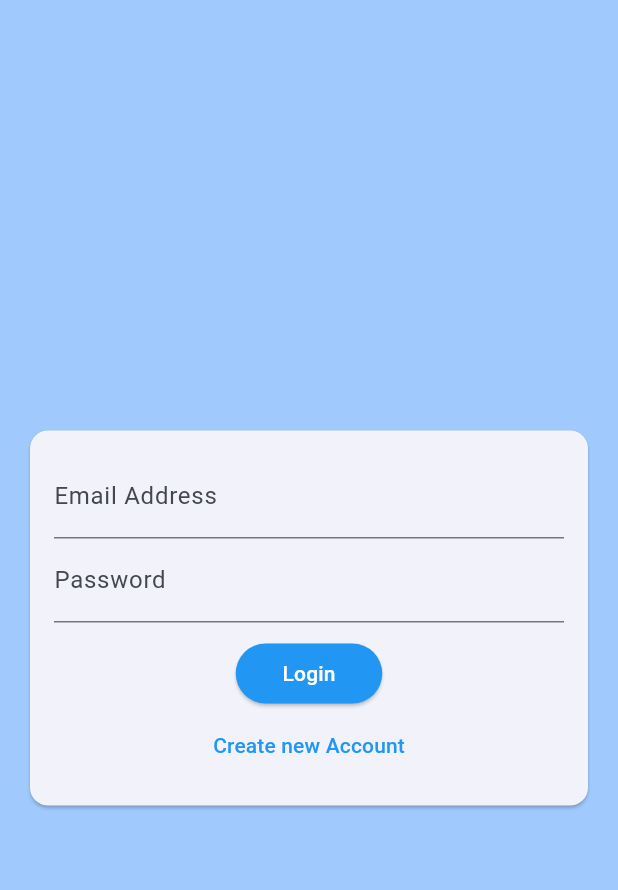
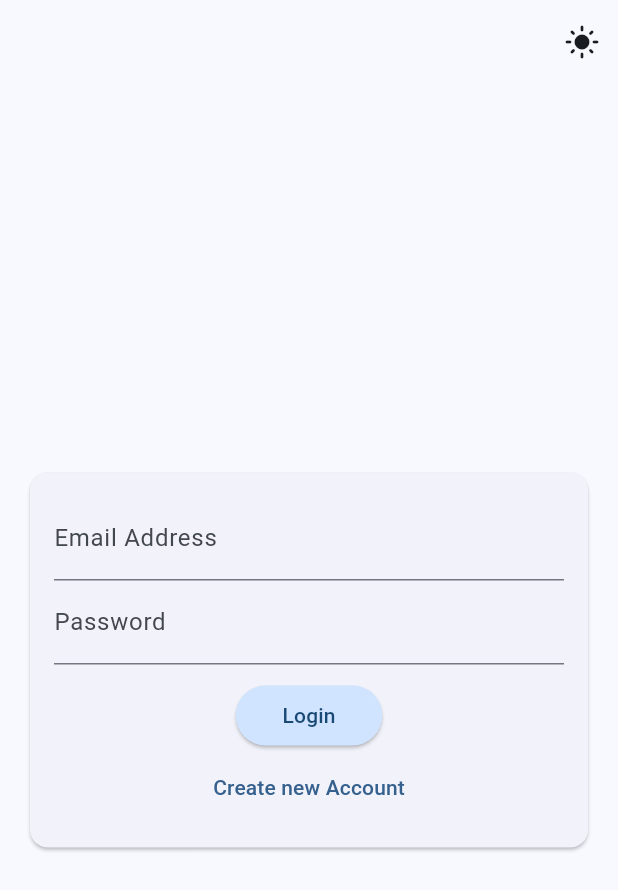
Before and after one commit to hkumar23/Chatify-flutter, a Flutter app: the screen it shows after launch, on a phone screen of 412 x 824 dp. Shown: the top 890 px of the screen. Run offline on Flutter 3.47's test engine with Material 2 defaults, Android fonts, the phone set to English and light mode, and no system bars; our stand-ins replace cloud_firestore, firebase_auth, firebase_core, firebase_storage, image_picker; accounts and stored records are empty.

Commit message:
Personal Chat feature added

```diff
--- a/lib/main.dart
+++ b/lib/main.dart
@@ -1,3 +1,4 @@
+import 'package:chatify2/screens/home_screen.dart';
 import 'package:firebase_auth/firebase_auth.dart';
 import 'package:flutter/material.dart';
 import 'package:firebase_core/firebase_core.dart';
@@ -12,50 +13,69 @@ void main() async {
   await Firebase.initializeApp(
     options: DefaultFirebaseOptions.currentPlatform,
   );
-  runApp(const MyApp());
+  runApp(MyApp());
 }
 
-class MyApp extends StatelessWidget {
-  const MyApp({super.key});
+class MyApp extends StatefulWidget {
+  @override
+  State<MyApp> createState() => _MyAppState();
+}
+
+class _MyAppState extends State<MyApp> {
+  Brightness themeBrightness=Brightness.light;
+
+  void toggleTheme(){
+    setState(() {
+      if(themeBrightness==Brightness.dark){
+        themeBrightness=Brightness.light;
+      }
+      else{
+        themeBrightness=Brightness.dark;
+      }
+    });
+  }
 
   // This widget is the root of your application.
   @override
   Widget build(BuildContext context) {
     return MaterialApp(
-      title: 'Flutter Demo',
+      title: 'chatify2',
       theme: ThemeData(
-        // backgroundColor: Colors.grey.shade200,
-        colorScheme: ColorScheme.fromSeed(
-          primary: Colors.blue,
-          seedColor: Colors.blue,
-          surface: Colors.blue.shade50,
-          secondary: Colors.blueGrey,
-          // primary: Colors.amber,
-          ),
-        primarySwatch: Colors.blue,
-        brightness: Brightness.light,
-        elevatedButtonTheme: ElevatedButtonThemeData(
-          style: ElevatedButton.styleFrom(
-            backgroundColor: Colors.blue,
-            shape: RoundedRectangleBorder(borderRadius: BorderRadius.circular(20.0))
-          )
-        ),
-        textButtonTheme: TextButtonThemeData(
-          style: TextButton.styleFrom(
-            foregroundColor: Colors.blue,
-          )
-        ),
+        // colorScheme: ColorScheme.fromSeed(
+        //   primary: Colors.blue,
+        //   seedColor: Colors.blue,
+        //   surface: Colors.blue.shade50,
+        //   secondary: Colors.blueGrey,
+        //   ),
+        colorSchemeSeed: Colors.blue,
+        // primarySwatch: Colors.blue,
+        brightness: themeBrightness,
+        // elevatedButtonTheme: ElevatedButtonThemeData(
+        //   style: ElevatedButton.styleFrom(
+        //     backgroundColor: Colors.blue,
+        //     shape: RoundedRectangleBorder(borderRadius: BorderRadius.circular(20.0))
+        //   )
+        // ),
+        // textButtonTheme: TextButtonThemeData(
+        //   style: TextButton.styleFrom(
+        //     foregroundColor: Colors.blue,
+        //   )
+        // ),
         useMaterial3: true,
       ),
       home: StreamBuilder(
         stream: FirebaseAuth.instance.authStateChanges(),
         builder: (ctx,userSnapshot){
           if(userSnapshot.hasData){
-            return ChatScreen();
+            return HomeScreen(themeBrightness,toggleTheme);
           }
-          return AuthScreen();
+          return AuthScreen(themeBrightness,toggleTheme);
         },
-        )
+        ),
+      routes: {
+        HomeScreen.routeName :(context) => HomeScreen(themeBrightness,toggleTheme),
+        ChatScreen.routeName :(context) => ChatScreen(themeBrightness, toggleTheme),
+      },
     );
   }
 }
--- a/lib/screens/auth_screen.dart
+++ b/lib/screens/auth_screen.dart
@@ -8,7 +8,12 @@ import 'package:firebase_auth/firebase_auth.dart';
 import 'package:chatify2/widgets/auth_form.dart';
 
 class AuthScreen extends StatefulWidget {
-  const AuthScreen({super.key});
+    AuthScreen(
+    this.themeBrightness,
+    this.toggleTheme,
+    );
+    final Brightness themeBrightness;
+    final void Function() toggleTheme;
 
   @override
   State<AuthScreen> createState() => _AuthScreenState();
@@ -77,7 +82,18 @@ class _AuthScreenState extends State<AuthScreen> {
   @override
   Widget build(BuildContext context) {
     return Scaffold(
-      backgroundColor: Theme.of(context).colorScheme.inversePrimary,
+      appBar: AppBar(
+        actions: [
+          IconButton(
+            onPressed: widget.toggleTheme,
+            icon: Icon(
+              widget.themeBrightness==Brightness.dark ?
+               Icons.dark_mode :
+               Icons.light_mode,
+               ),
+            color: Theme.of(context).colorScheme.onBackground,
+          ),
+        ],),
       body: AuthForm(_submitAuthForm,_isLoading),
     );
   }
--- a/lib/widgets/auth_form.dart
+++ b/lib/widgets/auth_form.dart
@@ -120,13 +120,16 @@ class _AuthFormState extends State<AuthForm> {
                   const CircularProgressIndicator(),
                   if(!widget.isLoading)
                   ElevatedButton(
+                    style: ButtonStyle(
+                      backgroundColor: MaterialStateProperty.all(Theme.of(context).colorScheme.primaryContainer),
+                    ),
                     onPressed: _trySubmit,
                     child: Text(
-                      isLogin ? "  Login  " : "  Signup  ",
-                      style: const TextStyle(
-                        color: Colors.white,
-                      ),
-                      ),
+                        isLogin ? "  Login  " : "  Signup  ",
+                        style: Theme.of(context).textTheme.labelLarge!.copyWith(
+                          color: Theme.of(context).colorScheme.onPrimaryContainer,
+                        )
+                        ),
                     ),
                   if(!widget.isLoading)
                   TextButton(
```
Also changed, not shown: lib/screens/chat_screen.dart (+30 -36 lines), lib/screens/home_screen.dart (added, +124 -0 lines), lib/widgets/chat/message_bubble.dart (+7 -2 lines), lib/widgets/chat/messages.dart (+13 -3 lines), lib/widgets/chat/new_message.dart (+15 -12 lines), lib/widgets/contact_item.dart (added, +45 -0 lines), 1 other file.
